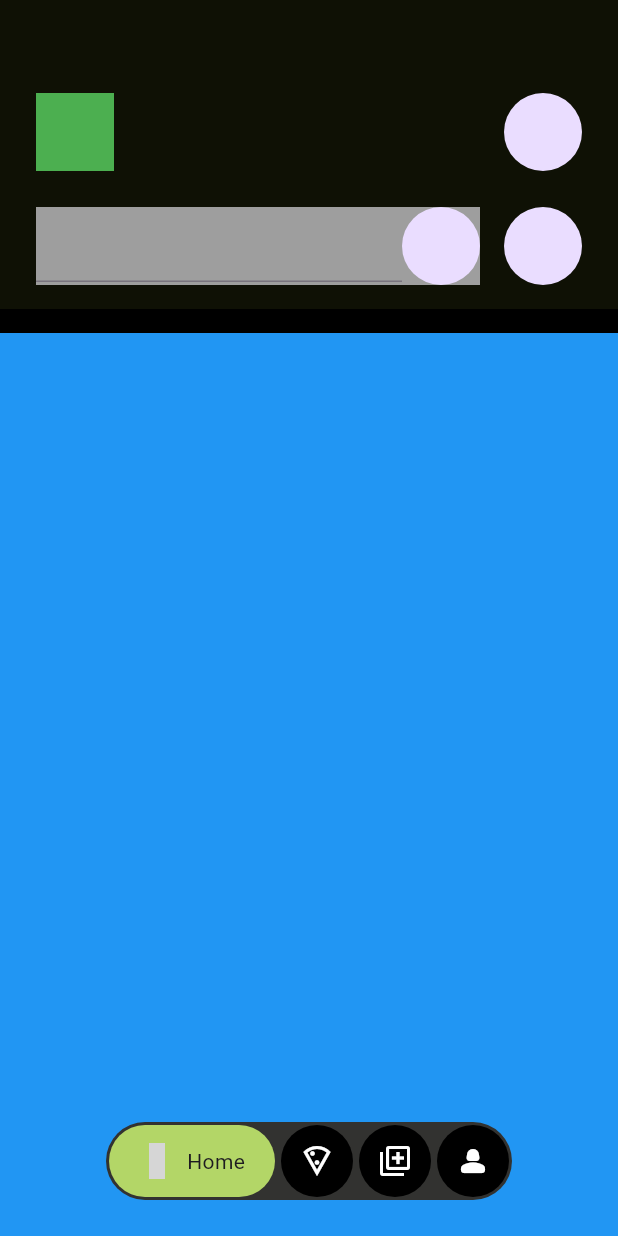
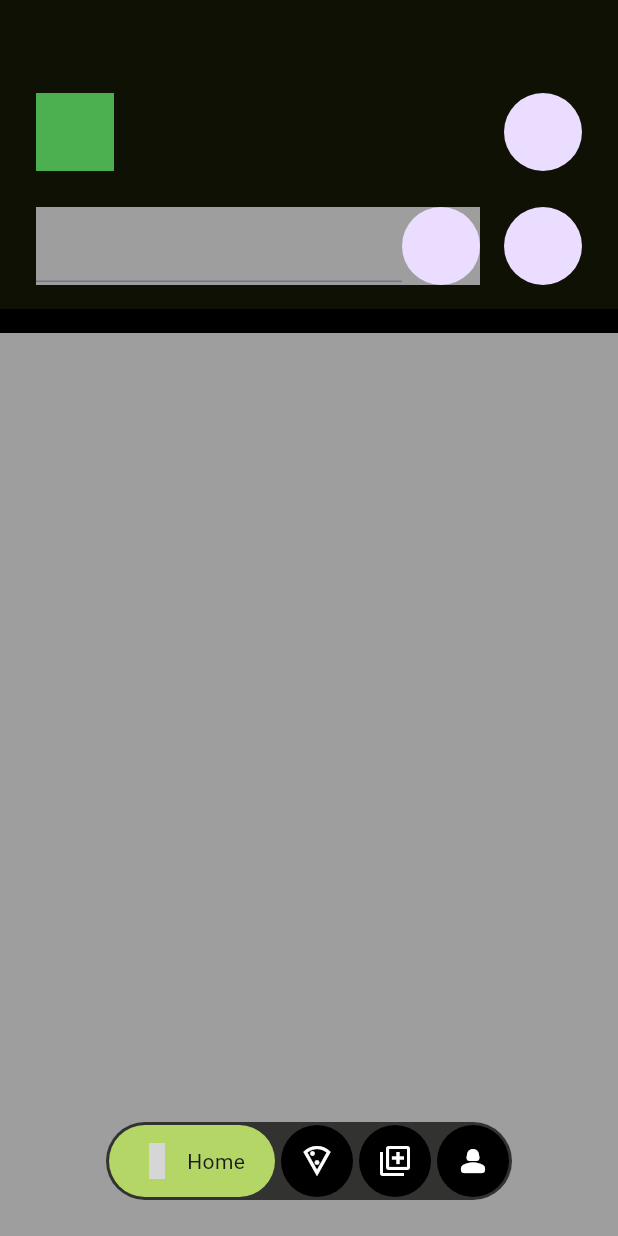
Before and after one commit to JAICHANGPARK/flutter_notebook_chapter_43, a Flutter app: the FoodOrderMainPage screen opened directly, on a phone screen of 412 x 824 dp. Run offline on Flutter 3.47's test engine with Material 3 defaults, Android fonts, the phone set to English and light mode, and no system bars; our stand-ins replace gap, hugeicons, percent_indicator; grey boxes are pictures that could not be loaded.

Commit message:
Update food_order_main_page.dart

```diff
--- a/lib/ep2393_food_order_app/ui/food_order_main_page.dart
+++ b/lib/ep2393_food_order_app/ui/food_order_main_page.dart
@@ -79,6 +79,23 @@ class _FoodOrderMainPageState extends State<FoodOrderMainPage> {
                 Positioned.fill(
                   child: Container(
                     color: Colors.blue,
+                    child: IndexedStack(
+                      index: pageNum,
+                      children: [
+                        Container(
+                          color: Colors.grey,
+                        ),
+                        Container(
+                          color: Colors.red,
+                        ),
+                        Container(
+                          color: Colors.blue,
+                        ),
+                        Container(
+                          color: Colors.orange,
+                        ),
+                      ],
+                    ),
                   ),
                 ),
                 Positioned(
```
